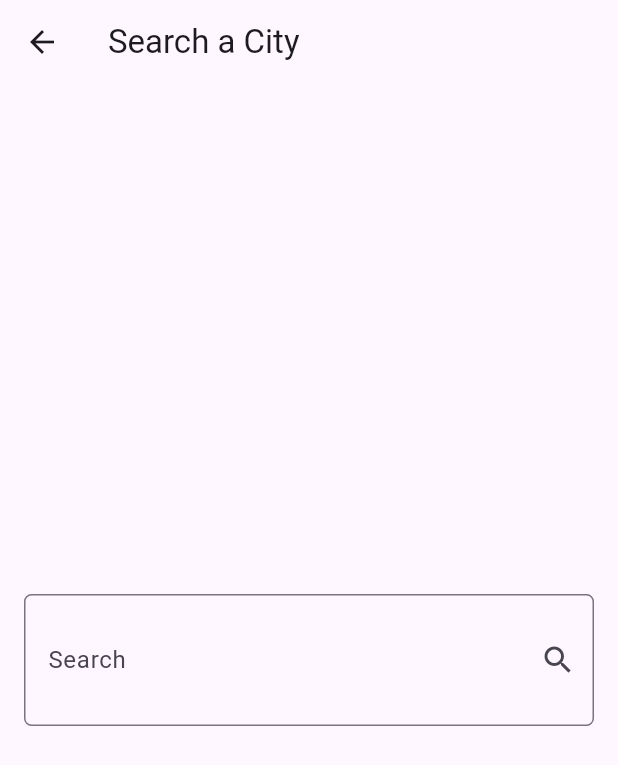
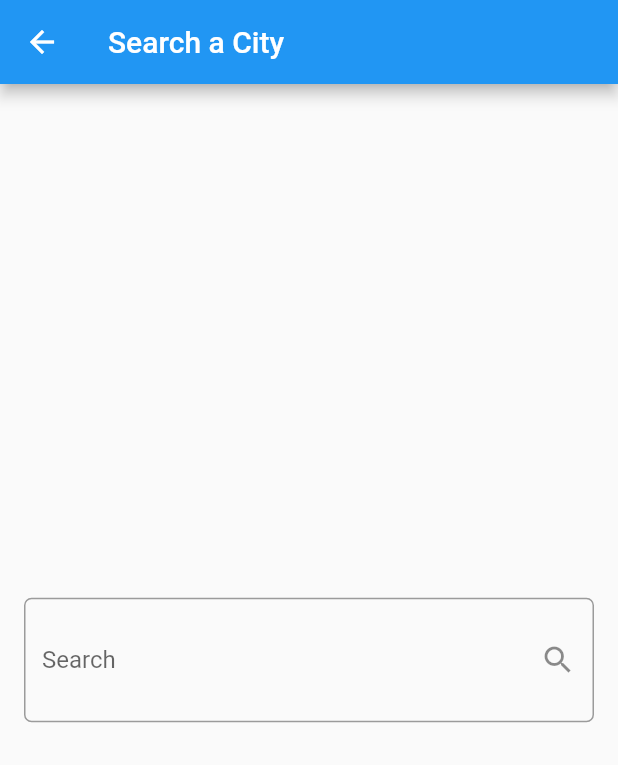
Before and after one commit to Mohamed123-r/weather_app, a Flutter app: the screen it shows after launch, after a tap on the "search" icon, on a phone screen of 412 x 824 dp. Shown: the top 765 px of the screen. Run offline on Flutter 3.47's test engine with Material 3 defaults, Android fonts, the phone set to English and light mode, and no system bars; our stand-ins replace dio, flutter_bloc.

Commit message:
change theme color

```diff
--- a/lib/cubits/get_weather_cubit/get_weather_cubit.dart
+++ b/lib/cubits/get_weather_cubit/get_weather_cubit.dart
@@ -5,12 +5,12 @@ import '../../services/weather_service.dart';
 
 class GetWeatherCubit extends Cubit<WeatherState> {
   GetWeatherCubit() : super(InitialState());
-
+  WeatherModel? weatherModel ;
   getWeather({required String cityName}) async {
     try {
-      WeatherModel weatherModel =
+      weatherModel =
           await WeatherService().getWeather(cityName: cityName);
-      emit(WeatherLoadedState(weatherModel: weatherModel));
+      emit(WeatherLoadedState(weatherModel: weatherModel!));
     } catch (e) {
       emit(WeatherFailureState());
     }
--- a/lib/main.dart
+++ b/lib/main.dart
@@ -2,22 +2,99 @@ import 'package:flutter/material.dart';
 import 'package:flutter_bloc/flutter_bloc.dart';
 import 'package:weather_app/cubits/get_weather_cubit/get_weather_cubit.dart';
 import 'package:weather_app/views/home_view.dart';
+
+import 'cubits/get_weather_cubit/get_weather_states.dart';
 
 void main() {
   runApp(const MyApp());
 }
 
 class MyApp extends StatelessWidget {
-  const MyApp({Key? key}) : super(key: key);
+  const MyApp({super.key});
 
   @override
   Widget build(BuildContext context) {
     return BlocProvider(
       create: (BuildContext context) => GetWeatherCubit(),
-      child: const MaterialApp(
-        debugShowCheckedModeBanner: false,
-        home: HomeView(),
+      child: Builder(
+        builder:(context)=> BlocBuilder<GetWeatherCubit,WeatherState>(
+          builder:(context ,state){
+            return MaterialApp(
+              debugShowCheckedModeBanner: false,
+              theme: ThemeData(
+                useMaterial3: false,
+                primarySwatch: getThemeColor(
+                  BlocProvider.of<GetWeatherCubit>(context).weatherModel?.condition,
+                ),
+              ),
+              home: const HomeView(),
+            );
+          }
+        ),
       ),
     );
   }
 }
+
+MaterialColor getThemeColor(String? condition) {
+  if(condition==null) {
+    return Colors.blue;
+  }
+  switch (condition) {
+    case 'Sunny':
+      return Colors.orange;
+    case 'Partly cloudy':
+    case 'Cloudy':
+    case 'Overcast':
+      return Colors.grey;
+    case 'Mist':
+    case 'Fog':
+    case 'Freezing fog':
+      return Colors.indigo;
+    case 'Patchy rain possible':
+    case 'Patchy snow possible':
+    case 'Patchy sleet possible':
+    case 'Patchy freezing drizzle possible':
+    case 'Blowing snow':
+    case 'Blizzard':
+    case 'Patchy light drizzle':
+    case 'Light drizzle':
+    case 'Freezing drizzle':
+    case 'Heavy freezing drizzle':
+    case 'Patchy light rain':
+    case 'Light rain':
+    case 'Moderate rain at times':
+    case 'Moderate rain':
+    case 'Heavy rain at times':
+    case 'Heavy rain':
+    case 'Light freezing rain':
+    case 'Moderate or heavy freezing rain':
+    case 'Light sleet':
+    case 'Moderate or heavy sleet':
+    case 'Patchy light snow':
+    case 'Light snow':
+    case 'Patchy moderate snow':
+    case 'Moderate snow':
+    case 'Patchy heavy snow':
+    case 'Heavy snow':
+    case 'Ice pellets':
+    case 'Light rain shower':
+    case 'Moderate or heavy rain shower':
+    case 'Torrential rain shower':
+    case 'Light sleet showers':
+    case 'Moderate or heavy sleet showers':
+    case 'Light snow showers':
+    case 'Moderate or heavy snow showers':
+    case 'Light showers of ice pellets':
+    case 'Moderate or heavy showers of ice pellets':
+      return Colors.lightBlue;
+    case 'Thundery outbreaks possible':
+    case 'Patchy light rain with thunder':
+    case 'Moderate or heavy rain with thunder':
+    case 'Patchy light snow with thunder':
+    case 'Moderate or heavy snow with thunder':
+      return Colors.deepPurple;
+    default:
+      return Colors.blue;
+  }
+}
```
